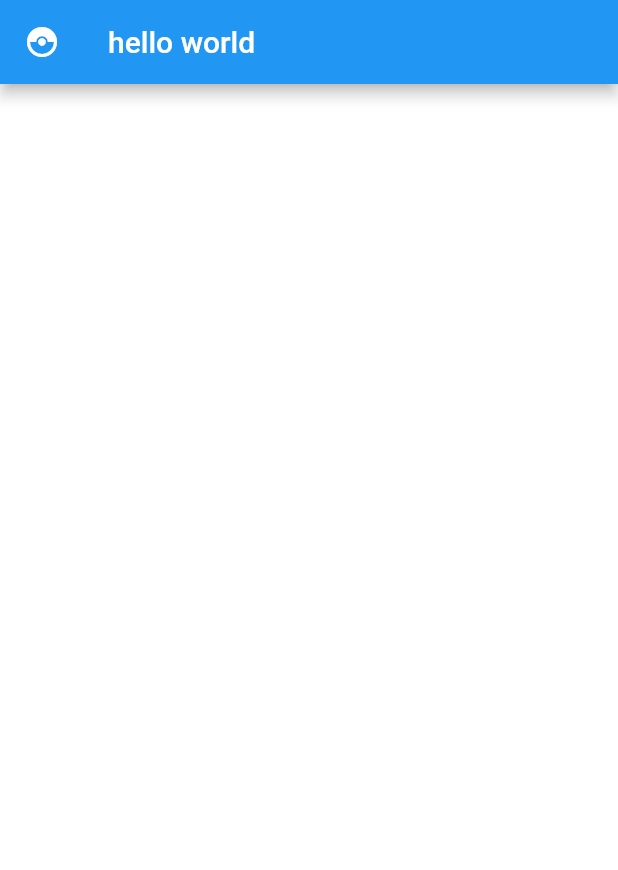
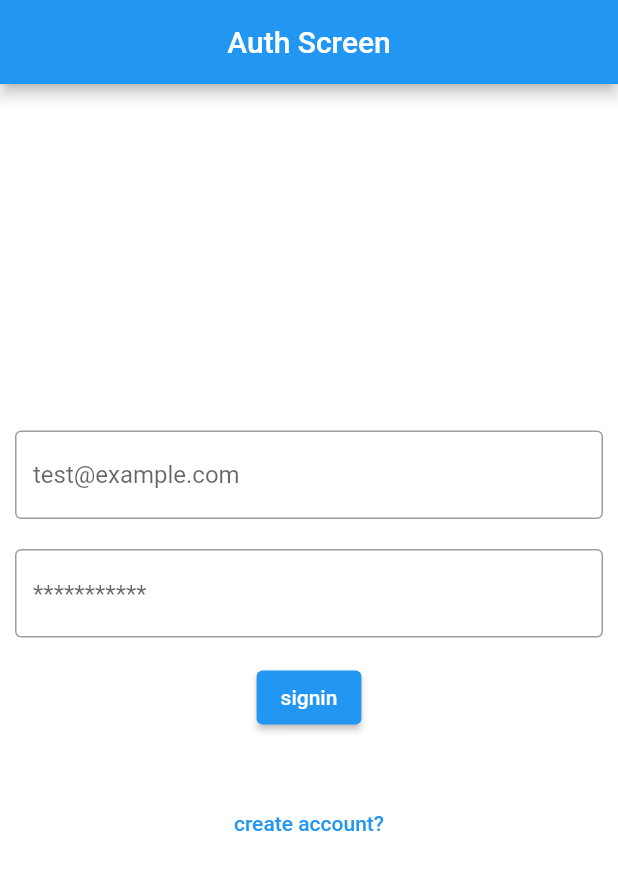
Before and after one commit to sasaki-q/note-app, a Flutter app: the screen it shows after launch, on a phone screen of 412 x 824 dp. Shown: the top 870 px of the screen. Run offline on Flutter 3.47's test engine with Material 2 defaults, Android fonts, the phone set to English and light mode, and no system bars; our stand-ins replace cloud_firestore, firebase_auth, firebase_core, flutter_riverpod, freezed_annotation, shared_preferences; accounts and stored records are empty; generated files the repository leaves out were written again.

Commit message:
Add: firebase auth & firestore

```diff
--- /dev/null
+++ b/lib/features/auth/controller/auth_controller.dart
@@ -0,0 +1,60 @@
+import 'package:demo/domains/user/user.dart' as myuser;
+import 'package:demo/features/auth/type.dart';
+import 'package:demo/provider.dart';
+import 'package:demo/usecases/auth/auth_usecase.dart';
+import 'package:demo/usecases/user/user_usecase.dart';
+import 'package:firebase_auth/firebase_auth.dart';
+import 'package:flutter_riverpod/flutter_riverpod.dart';
+
+final authProvider = StateNotifierProvider<AuthNotifier, AuthStatus>(
+  (ref) => AuthNotifier(
+    ref: ref,
+    authUsecase: ref.watch(authUsecaseProvider),
+    userUsecase: ref.watch(userUsecaseProvider),
+  ),
+);
+
+class AuthNotifier extends StateNotifier<AuthStatus> {
+  AuthNotifier({
+    required this.ref,
+    required this.authUsecase,
+    required this.userUsecase,
+  }) : super(AuthStatus.signin);
+
+  final StateNotifierProviderRef<AuthNotifier, AuthStatus> ref;
+  final AuthUsecase authUsecase;
+  final UserUsecase userUsecase;
+
+  UserCredential? signupCredentials;
+
+  void switchMode() {
+    state = state == AuthStatus.signin ? AuthStatus.signup : AuthStatus.signin;
+  }
+
+  Future<void> signup({required CredentialType credential}) async {
+    signupCredentials = await authUsecase.signup(credential: credential);
+
+    final authenticatedUser = signupCredentials?.user;
+    if (authenticatedUser == null) return;
+
+    final user = await userUsecase.create(
+      user: myuser.User(
+        id: authenticatedUser.uid,
+        email: authenticatedUser.email!,
+      ),
+    );
+
+    ref.read(userProvider.notifier).state = user;
+  }
+
+  Future<void> signin({required CredentialType credential}) async {
+    final signinCredential = await authUsecase.signin(credential: credential);
+
+    final authenticatedUser = signinCredential?.user;
+    if (authenticatedUser == null) return;
+
+    final user = await userUsecase.getUser(uid: authenticatedUser.uid);
+
+    ref.read(userProvider.notifier).state = user;
+  }
+}
--- /dev/null
+++ b/lib/features/auth/presentation/screens/auth_screen.dart
@@ -0,0 +1,36 @@
+import 'package:demo/features/auth/controller/auth_controller.dart';
+import 'package:demo/features/auth/presentation/widgets/form.dart';
+import 'package:demo/features/auth/type.dart';
+import 'package:flutter/material.dart';
+import 'package:flutter_riverpod/flutter_riverpod.dart';
+
+class AuthScreen extends ConsumerWidget {
+  const AuthScreen({super.key});
+  static const String path = "/auth";
+
+  @override
+  Widget build(BuildContext context, WidgetRef ref) {
+    final authStatus = ref.watch(authProvider);
+    final authNotifier = ref.watch(authProvider.notifier);
+
+    return Scaffold(
+      appBar: AppBar(
+        centerTitle: true,
+        title: const Text("Auth Screen"),
+      ),
+      body: Column(
+        mainAxisAlignment: MainAxisAlignment.center,
+        crossAxisAlignment: CrossAxisAlignment.center,
+        children: [
+          AuthForm(
+            authStatus: authStatus,
+            function: authStatus == AuthStatus.signin
+                ? authNotifier.signin
+                : authNotifier.signup,
+            switchFunction: authNotifier.switchMode,
+          )
+        ],
+      ),
+    );
+  }
+}
--- /dev/null
+++ b/lib/features/auth/presentation/widgets/form.dart
@@ -0,0 +1,115 @@
+import 'package:demo/features/auth/type.dart';
+import 'package:demo/utils/constant.dart';
+import 'package:flutter/material.dart';
+
+class AuthForm extends StatefulWidget {
+  const AuthForm({
+    super.key,
+    required this.authStatus,
+    required this.function,
+    required this.switchFunction,
+  });
+
+  final AuthFnType function;
+  final AuthStatus authStatus;
+  final Function switchFunction;
+  @override
+  AuthFormState createState() => AuthFormState();
+}
+
+class AuthFormState extends State<AuthForm> {
+  final _formKey = GlobalKey<FormState>();
+  final emailFormGroup = FormGroup(
+    node: FocusNode(),
+    controller: TextEditingController(),
+  );
+
+  final passwordFormGroup = FormGroup(
+    node: FocusNode(),
+    controller: TextEditingController(),
+  );
+
+  static String? validateEmail(String? value) {
+    if (value == null || value.isEmpty) {
+      return 'Please enter some text';
+    }
+
+    return emailRegExp.hasMatch(value) ? null : "Invalid email address";
+  }
+
+  static String? validatePassword(String? value) {
+    if (value == null || value.isEmpty) {
+      return 'Please enter some text';
+    }
+
+    if (value.length < 8) {
+      return "Password must be at least 8 characters";
+    }
+
+    return RegExp("[A-Z]").hasMatch(value)
+        ? null
+        : "Please include uppercase capital";
+  }
+
+  @override
+  Widget build(BuildContext context) {
+    return Padding(
+      padding: EdgeInsets.symmetric(horizontal: kDefaultPadding),
+      child: Center(
+        child: Form(
+          key: _formKey,
+          child: Column(
+            crossAxisAlignment: CrossAxisAlignment.center,
+            children: [
+              TextFormField(
+                focusNode: emailFormGroup.node,
+                controller: emailFormGroup.controller,
+                validator: (value) => validateEmail(value),
+                decoration: const InputDecoration(hintText: "test@example.com"),
+                keyboardType: TextInputType.emailAddress,
+              ),
+              const SizedBox(height: 20),
+              TextFormField(
+                focusNode: passwordFormGroup.node,
+                controller: passwordFormGroup.controller,
+                validator: (value) => validatePassword(value),
+                decoration: const InputDecoration(hintText: "***********"),
+                keyboardType: TextInputType.visiblePassword,
+              ),
+              Padding(
+                padding: const EdgeInsets.symmetric(vertical: 16.0),
+                child: ElevatedButton(
+                  onPressed: () async {
+                    if (_formKey.currentState!.validate()) {
+                      ScaffoldMessenger.of(context).showSnackBar(
+                        const SnackBar(content: Text('Processing Data')),
+                      );
+                    }
+
+                    await widget.function(
+                      credential: CredentialType(
+                        email: emailFormGroup.controller.text,
+                        password: passwordFormGroup.controller.text,
+                      ),
+                    );
+                  },
+                  child: Text(widget.authStatus.value),
+                ),
+              ),
+              Padding(
+                  padding: const EdgeInsets.symmetric(vertical: 20.0),
+                  child: TextButton(
+                    child: Text(
+                      widget.authStatus.value == "signup"
+                          ? "login?"
+                          : "create account?",
+                    ),
+                    onPressed: () => widget.switchFunction(),
+                  )),
+            ],
+          ),
+        ),
+      ),
+    );
+  }
+}
--- /dev/null
+++ b/lib/features/auth/type.dart
@@ -0,0 +1,35 @@
+import 'package:flutter/material.dart';
+
+enum AuthStatus {
+  signup("signup"),
+  verify("verify"),
+  signin("signin");
+
+  final String value;
+
+  const AuthStatus(this.value);
+}
+
+typedef AuthFnType = Future<void> Function({
+  required CredentialType credential,
+});
+
+class FormGroup {
+  final FocusNode node;
+  final TextEditingController controller;
+
+  const FormGroup({
+    required this.node,
+    required this.controller,
+  });
+}
+
+class CredentialType {
+  final String email;
+  final String password;
+
+  const CredentialType({
+    required this.email,
+    required this.password,
+  });
+}
--- a/lib/main.dart
+++ b/lib/main.dart
@@ -1,3 +1,4 @@
+import 'package:demo/features/auth/presentation/screens/auth_screen.dart';
 import 'package:demo/firebase_options.dart';
 import 'package:demo/provider.dart';
 import 'package:demo/utils/theme/theme.dart';
@@ -46,15 +47,10 @@ class App extends ConsumerWidget {
         return MaterialApp(
           debugShowCheckedModeBanner: false,
           theme: Styles.themeData(isDarkTheme: isDarkTheme, context: context),
-          home: Scaffold(
-            appBar: AppBar(
-              title: const Text("hello world"),
-              leading: IconButton(
-                icon: const Icon(Icons.catching_pokemon_outlined),
-                onPressed: () => ref.read(themeProvider.notifier).changeTheme(),
-              ),
-            ),
-          ),
+          home: const AuthScreen(),
+          routes: const {
+            // OnSaleScreen.routeName: (ctx) => const OnSaleScreen(),
+          },
         );
       },
     );
--- a/lib/utils/constant.dart
+++ b/lib/utils/constant.dart
@@ -1 +1,5 @@
-int kDefaultPadding = 10;
+double kDefaultPadding = 10.0;
+
+RegExp emailRegExp = RegExp(
+  r'^(([a-zA-Z\-0-9+_^<>()[\]\\.,;:\s@\"]+(\.[^<>()[\]\\.,;:\s@\"]+)*)|(\".+\"))@((\[[0-9]{1,3}\.[0-9]{1,3}\.[0-9]{1,3}\.[0-9]{1,3}\])|(([a-zA-Z\-0-9]+\.)+[a-zA-Z]{2,}))$',
+);
--- a/lib/utils/theme/theme.dart
+++ b/lib/utils/theme/theme.dart
@@ -16,9 +16,9 @@ class Styles {
                 ),
             cardColor: const Color(0xFF0a0d2c),
             canvasColor: Colors.black,
-            buttonTheme: Theme.of(context)
-                .buttonTheme
-                .copyWith(colorScheme: const ColorScheme.dark()),
+            buttonTheme: Theme.of(context).buttonTheme.copyWith(
+                  colorScheme: const ColorScheme.dark(),
+                ),
           )
         // light
         : ThemeData(
@@ -30,9 +30,17 @@ class Styles {
                 ),
             cardColor: const Color(0xFFF2FDFD),
             canvasColor: Colors.grey[50],
-            buttonTheme: Theme.of(context)
-                .buttonTheme
-                .copyWith(colorScheme: const ColorScheme.light()),
+            buttonTheme: Theme.of(context).buttonTheme.copyWith(
+                  colorScheme: const ColorScheme.light(),
+                ),
+            inputDecorationTheme: const InputDecorationTheme(
+              focusedBorder: OutlineInputBorder(
+                borderSide: BorderSide(color: Colors.blue, width: 1.0),
+              ),
+              enabledBorder: OutlineInputBorder(
+                borderSide: BorderSide(color: Colors.grey, width: 1.0),
+              ),
+            ),
           );
   }
 }
```
Also changed, not shown: lib/domains/user/user.dart (added, +14 -0 lines), lib/provider.dart (+58 -0 lines), lib/repositories/auth/auth_repository.dart (added, +28 -0 lines), lib/repositories/user/user_repository.dart (added, +25 -0 lines), lib/usecases/auth/auth_usecase.dart (added, +34 -0 lines), lib/usecases/user/user_usecase.dart (added, +34 -0 lines), lib/domains/user/user.freezed.dart (added), lib/domains/user/user.g.dart (added).
